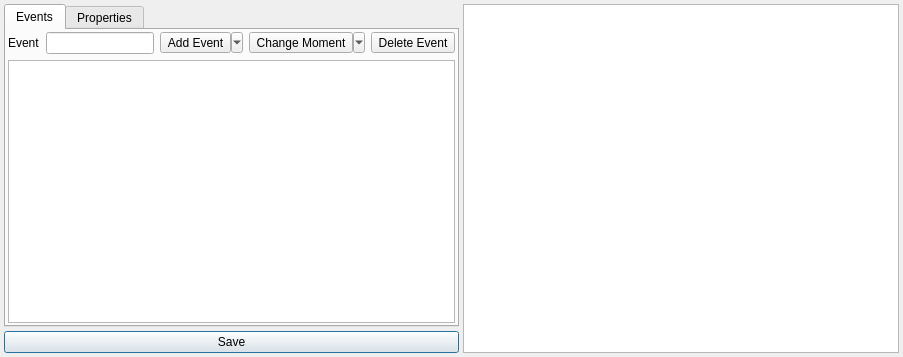
Before: the Qt Designer form Editors/ObjectEditor.ui in enigma-dev/RadialGM, drawn with Qt 5.
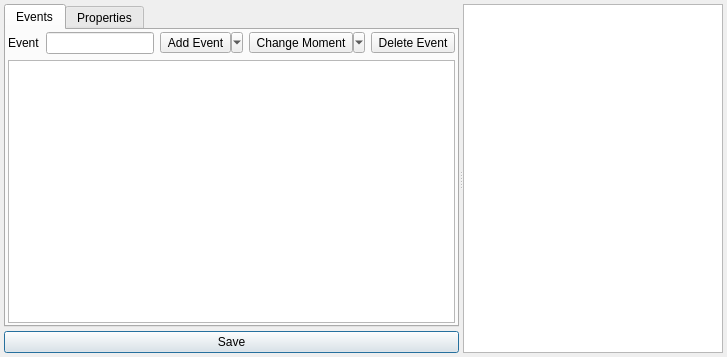
After: the same form once the commit is applied. Icons and pictures are not drawn. Custom widgets are drawn as their Qt base class.

Commit message: readd splitter

Patch:
```diff
--- a/Editors/ObjectEditor.ui
+++ b/Editors/ObjectEditor.ui
@@ -6,7 +6,7 @@
    <rect>
     <x>0</x>
     <y>0</y>
-    <width>903</width>
+    <width>727</width>
     <height>357</height>
    </rect>
   </property>
@@ -23,7 +23,7 @@
    <iconset resource="../images.qrc">
     <normaloff>:/resources/object.png</normaloff>:/resources/object.png</iconset>
   </property>
-  <layout class="QHBoxLayout" name="mainLayout" stretch="0,1">
+  <layout class="QVBoxLayout" name="mainLayout">
    <property name="spacing">
     <number>4</number>
    </property>
@@ -40,6 +40,11 @@
     <number>4</number>
    </property>
    <item>
+    <widget class="QSplitter" name="contentSplitter">
+     <property name="orientation">
+      <enum>Qt::Horizontal</enum>
+     </property>
+     <widget class="QWidget" name="">
     <layout class="QVBoxLayout" name="objectLayout">
      <property name="spacing">
       <number>4</number>
@@ -457,9 +462,16 @@
       </widget>
      </item>
     </layout>
-   </item>
-   <item>
-    <widget class="CodeEditor" name="codeEditor"/>
+     </widget>
+     <widget class="CodeEditor" name="codeEditor">
+      <property name="sizePolicy">
+       <sizepolicy hsizetype="Expanding" vsizetype="Expanding">
+        <horstretch>1</horstretch>
+        <verstretch>0</verstretch>
+       </sizepolicy>
+      </property>
+     </widget>
+    </widget>
    </item>
   </layout>
   <action name="actionAddEvent">
```
Lines whose indentation alone changed are shown as unchanged.
